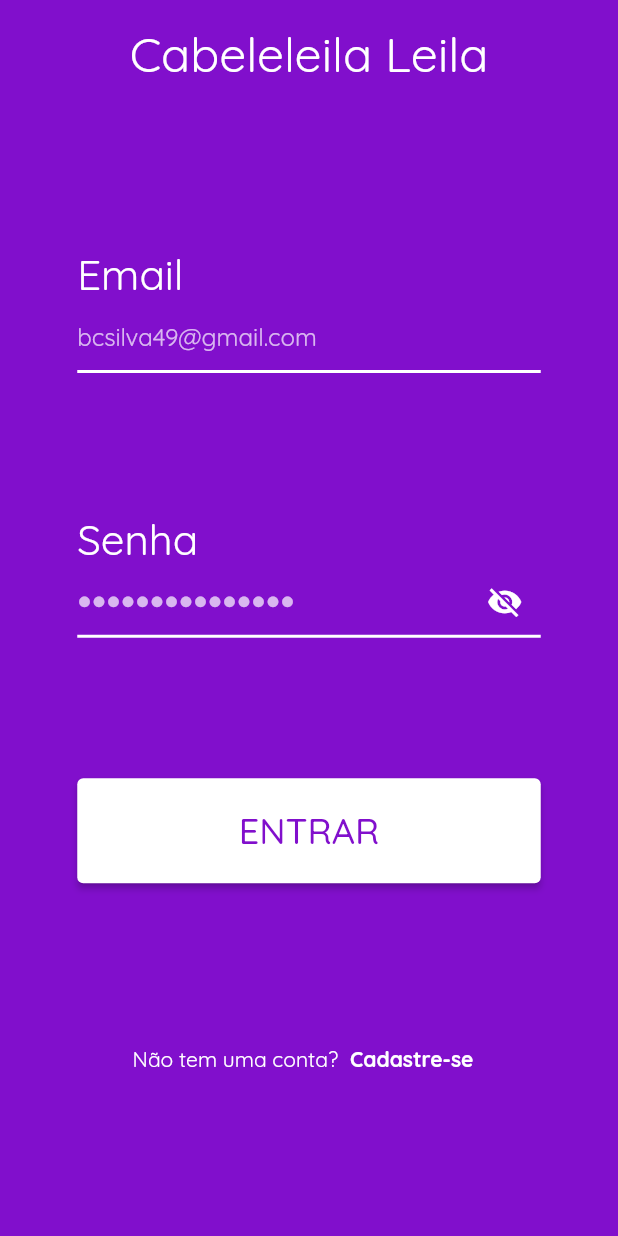
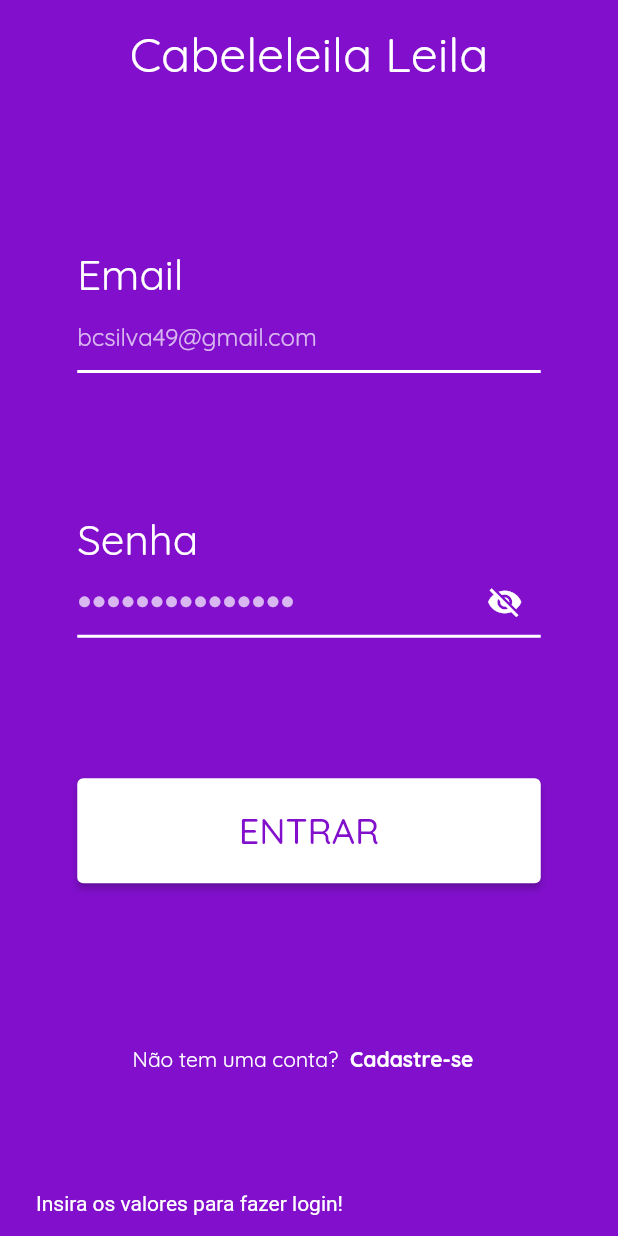
Before and after one commit to Domnus/leilabeleiza, a Flutter app: the screen it shows after launch, after a tap on "ENTRAR", on a phone screen of 412 x 824 dp. Run offline on Flutter 3.47's test engine with Material 2 defaults, Android fonts, the phone set to English and light mode, and no system bars; our stand-ins replace flutter_dotenv, get_it, google_fonts, shared_preferences, supabase_flutter; accounts and stored records are empty; network calls fail.

Commit message:
Adicionado: componente snackbar e valores de data e hora consertados

```diff
--- /dev/null
+++ b/lib/components/mensagem_snackbar.dart
@@ -0,0 +1,11 @@
+import 'package:flutter/material.dart';
+
+mensagemSnackBar(BuildContext context, String mensagem) {
+  return SnackBar(
+    content: Text(
+      mensagem,
+      style: TextStyle(color: Theme.of(context).colorScheme.secondary),
+    ),
+    duration: const Duration(milliseconds: 1500),
+  );
+}
--- a/lib/pages/login.dart
+++ b/lib/pages/login.dart
@@ -1,4 +1,5 @@
 import 'package:flutter/material.dart';
+import 'package:leilabeleiza/components/mensagem_SnackBar.dart';
 import '../data/sign_in.dart';
 import '../models/cliente.dart';
 
@@ -52,6 +53,7 @@ class LoginState extends State<Login> {
                     ),
                     Expanded(
                       child: SizedBox(
+                        height: MediaQuery.of(context).size.height,
                         width: MediaQuery.of(context).size.width * 0.75,
                         child: Column(
                           mainAxisAlignment: MainAxisAlignment.spaceEvenly,
@@ -179,6 +181,13 @@ class LoginState extends State<Login> {
                               width: MediaQuery.of(context).size.width,
                               child: ElevatedButton(
                                 onPressed: () async {
+                                  if (_emailController.text.isEmpty ||
+                                      _senhaController.text.isEmpty) {
+                                    ScaffoldMessenger.of(context).showSnackBar(
+                                        mensagemSnackBar(context,
+                                            'Insira os valores para fazer login!'));
+                                  }
+
                                   Cliente? cliente = await signIn(
                                     context,
                                     _emailController.text,
@@ -195,17 +204,7 @@ class LoginState extends State<Login> {
                                   } else {
                                     if (!mounted) return;
                                     ScaffoldMessenger.of(context).showSnackBar(
-                                      SnackBar(
-                                        content: Text(
-                                          'Ocorreu um erro! Tente novamente mais tarde.',
-                                          style: TextStyle(
-                                              color: Theme.of(context)
-                                                  .colorScheme
-                                                  .secondary),
-                                        ),
-                                        duration:
-                                            const Duration(milliseconds: 1500),
-                                      ),
+                                      mensagemSnackBar(context, 'Ocorreu um erro! Tente novamente mais tarde.')
                                     );
                                   }
                                 },
```
Also changed, not shown: lib/components/add_appointment.dart (+5 -16 lines), lib/components/update_appointment_modal.dart (+34 -41 lines), lib/pages/cadastro.dart (+50 -74 lines).
